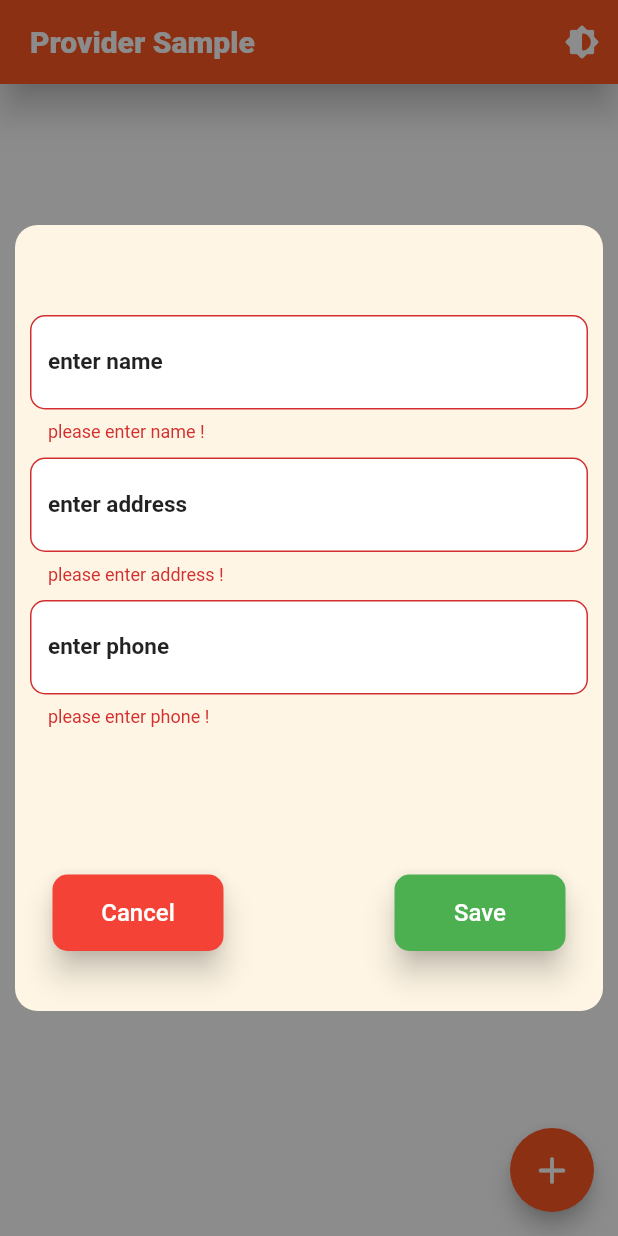
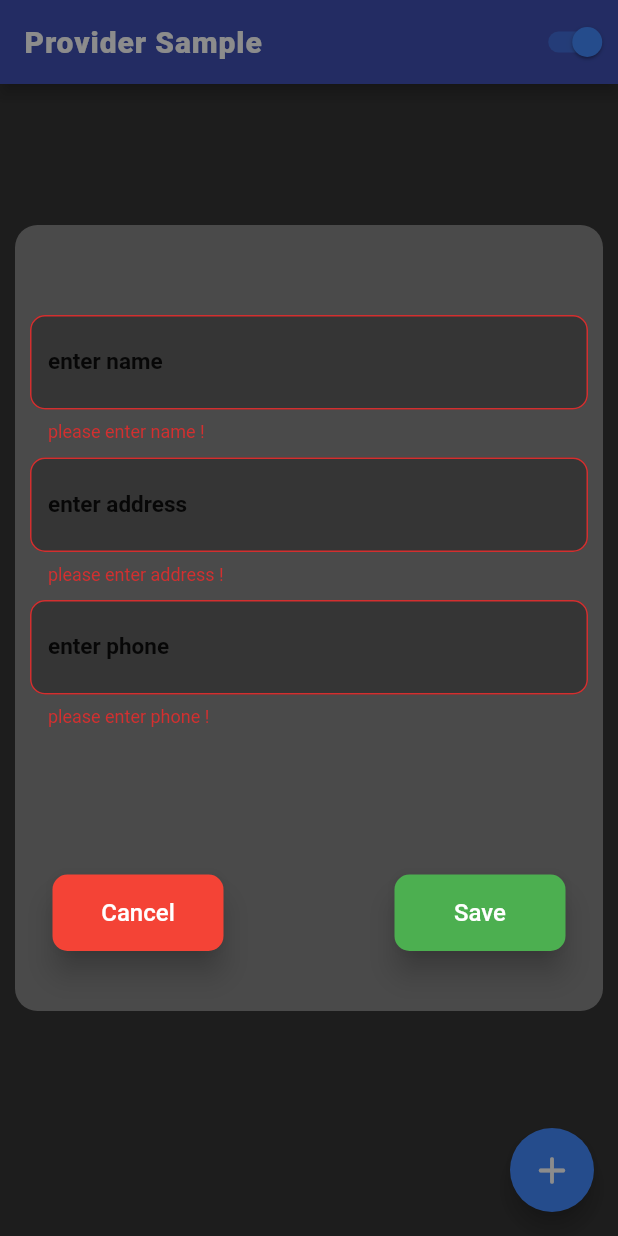
Before and after one commit to eslammongy/ProviderSample, a Flutter app: the screen it shows after launch, after a tap on the "add" icon, on a phone screen of 412 x 824 dp. Run offline on Flutter 3.47's test engine with Material 2 defaults, Android fonts, the phone set to English and light mode, and no system bars; our stand-ins replace hexcolor.

Commit message:
change app theme using provider

```diff
--- a/provider_sample/lib/main.dart
+++ b/provider_sample/lib/main.dart
@@ -1,6 +1,8 @@
 import 'package:flutter/material.dart';
 import 'package:flutter/services.dart';
+import 'package:hexcolor/hexcolor.dart';
 import 'package:provider/provider.dart';
+import 'package:provider_sample/model/themes.dart';
 import 'package:provider_sample/provider/user_notifier.dart';
 import 'package:provider_sample/view/screens/home_screen.dart';
 
@@ -20,20 +22,18 @@
   // This widget is the root of your application.
   @override
   Widget build(BuildContext context) {
-    return MaterialApp(
-      title: 'Flutter Demo',
-      debugShowCheckedModeBanner: false,
-      theme: ThemeData(
-        scaffoldBackgroundColor: Colors.white,
-        appBarTheme: const AppBarTheme(
-            titleSpacing: 20.0,
-            systemOverlayStyle: SystemUiOverlayStyle(
-              statusBarColor: Colors.deepOrange,
-              statusBarIconBrightness: Brightness.dark,
-            )),
-        primarySwatch: Colors.deepOrange,
-      ),
-      home: const HomeScreen(),
+    return ChangeNotifierProvider(
+      create: (_) => UserNotifier(),
+      child: Consumer<UserNotifier>(
+          builder: (context, UserNotifier themeNotifier, child) {
+        return MaterialApp(
+          debugShowCheckedModeBanner: false,
+          title: 'Flutter Theme Provider',
+          theme: themeNotifier.darkTheme ? dark : light,
+          // ignore: prefer_const_constructors
+          home: HomeScreen(),
+        );
+      }),
     );
   }
 }
--- /dev/null
+++ b/provider_sample/lib/model/themes.dart
@@ -0,0 +1,29 @@
+import 'package:flutter/material.dart';
+import 'package:flutter/services.dart';
+import 'package:hexcolor/hexcolor.dart';
+
+ThemeData light = ThemeData(
+    cardColor: HexColor("CDDCEB"),
+    scaffoldBackgroundColor: Colors.white,
+    appBarTheme: const AppBarTheme(
+        backgroundColor: Colors.deepOrange,
+        systemOverlayStyle: SystemUiOverlayStyle(
+            statusBarColor: Colors.deepOrange,
+            statusBarBrightness: Brightness.light,
+            systemNavigationBarColor: Colors.deepOrange)),
+    // ignore: deprecated_member_use
+    accentColor: Colors.orangeAccent,
+    hintColor: HexColor("2B2B2B"));
+
+ThemeData dark = ThemeData(
+    cardColor: HexColor("4A4A4A"),
+    scaffoldBackgroundColor: HexColor("353535"),
+    appBarTheme: const AppBarTheme(
+        backgroundColor: Colors.indigo,
+        systemOverlayStyle: SystemUiOverlayStyle(
+            statusBarColor: Colors.indigo,
+            statusBarBrightness: Brightness.dark,
+            systemNavigationBarColor: Colors.indigo)),
+    // ignore: deprecated_member_use
+    accentColor: Colors.blueAccent,
+    hintColor: Colors.white);
--- a/provider_sample/lib/provider/user_notifier.dart
+++ b/provider_sample/lib/provider/user_notifier.dart
@@ -13,6 +13,17 @@ class UserNotifier extends ChangeNotifier {
 
   int get age => _age;
   int get height => _height;
+
+  late bool _darkThemeEnabled;
+  bool get darkTheme => _darkThemeEnabled; //Getter
+  UserNotifier() {
+    _darkThemeEnabled = true;
+  }
+
+  toggleTheme() {
+    _darkThemeEnabled = !_darkThemeEnabled;
+    notifyListeners();
+  }
 
   void addNewUser(UserModel userModel) {
     _usersList.add(userModel);
--- a/provider_sample/lib/view/screens/home_screen.dart
+++ b/provider_sample/lib/view/screens/home_screen.dart
@@ -17,16 +17,28 @@ class _HomeScreenState extends State<HomeScreen> {
     UserNotifier userNotifier = Provider.of<UserNotifier>(context);
     return Scaffold(
       appBar: AppBar(
-        elevation: 10,
-        title: const Text(
-          "Provider Sample",
-          style: TextStyle(color: Colors.white, fontWeight: FontWeight.w800),
-        ),
-        actions: [
-          IconButton(
-              onPressed: () {}, icon: const Icon(Icons.brightness_6_rounded)),
-        ],
-      ),
+          title: Text(
+            "Provider Sample",
+            style: TextStyle(
+                letterSpacing: 0.6,
+                fontSize: 20,
+                color: Theme.of(context).hintColor,
+                fontWeight: FontWeight.w800),
+          ),
+          actions: [
+            Consumer<UserNotifier>(
+              builder: (context, notifier, __) => Container(
+                margin: EdgeInsets.zero,
+                width: 60,
+                child: Switch(
+                  onChanged: (val) {
+                    notifier.toggleTheme();
+                  },
+                  value: notifier.darkTheme,
+                ),
+              ),
+            ),
+          ]),
       body: const UsersListScreen(),
       floatingActionButton: Consumer<UserNotifier>(
         builder: (context, notifier, __) => FloatingActionButton(
--- a/provider_sample/lib/view/widgets/displaying_edit_dialog.dart
+++ b/provider_sample/lib/view/widgets/displaying_edit_dialog.dart
@@ -30,7 +30,7 @@ void showingGeneralDialog(BuildContext context, UserNotifier userNotifier) {
             child: Container(
               margin: const EdgeInsets.symmetric(vertical: 150, horizontal: 10),
               decoration: BoxDecoration(
-                color: HexColor("FEF5E4"),
+                color: Theme.of(context).cardColor,
                 borderRadius: const BorderRadius.all(Radius.circular(15)),
               ),
               padding: const EdgeInsets.all(10),
@@ -39,6 +39,7 @@ void showingGeneralDialog(BuildContext context, UserNotifier userNotifier) {
                   height: 50,
                 ),
                 showTextInputField(
+                  context: context,
                   labelText: "enter name",
                   textEditingController: etNameController,
                 ),
@@ -46,6 +47,7 @@ void showingGeneralDialog(BuildContext context, UserNotifier userNotifier) {
                   height: 10,
                 ),
                 showTextInputField(
+                  context: context,
                   labelText: "enter address",
                   textEditingController: etAddressController,
                 ),
@@ -53,6 +55,7 @@ void showingGeneralDialog(BuildContext context, UserNotifier userNotifier) {
                   height: 10,
                 ),
                 showTextInputField(
+                  context: context,
                   labelText: "enter phone",
                   textEditingController: etPhoneController,
                 ),
--- a/provider_sample/lib/view/widgets/text_input_form.dart
+++ b/provider_sample/lib/view/widgets/text_input_form.dart
@@ -3,13 +3,16 @@ import 'package:flutter/material.dart';
 
 Widget showTextInputField(
     {required String labelText,
+    required BuildContext context,
     required TextEditingController textEditingController}) {
   return TextFormField(
     controller: textEditingController,
-    style: const TextStyle(
-        fontSize: 20, color: Colors.black87, fontWeight: FontWeight.w700),
+    style: TextStyle(
+        fontSize: 20,
+        color: Theme.of(context).hintColor,
+        fontWeight: FontWeight.w700),
     decoration: InputDecoration(
-      fillColor: Colors.white,
+      fillColor: Theme.of(context).scaffoldBackgroundColor,
       filled: true,
       labelText: labelText,
       labelStyle: const TextStyle(
```
Also changed, not shown: provider_sample/lib/view/screens/users_list.dart (+17 -10 lines).
